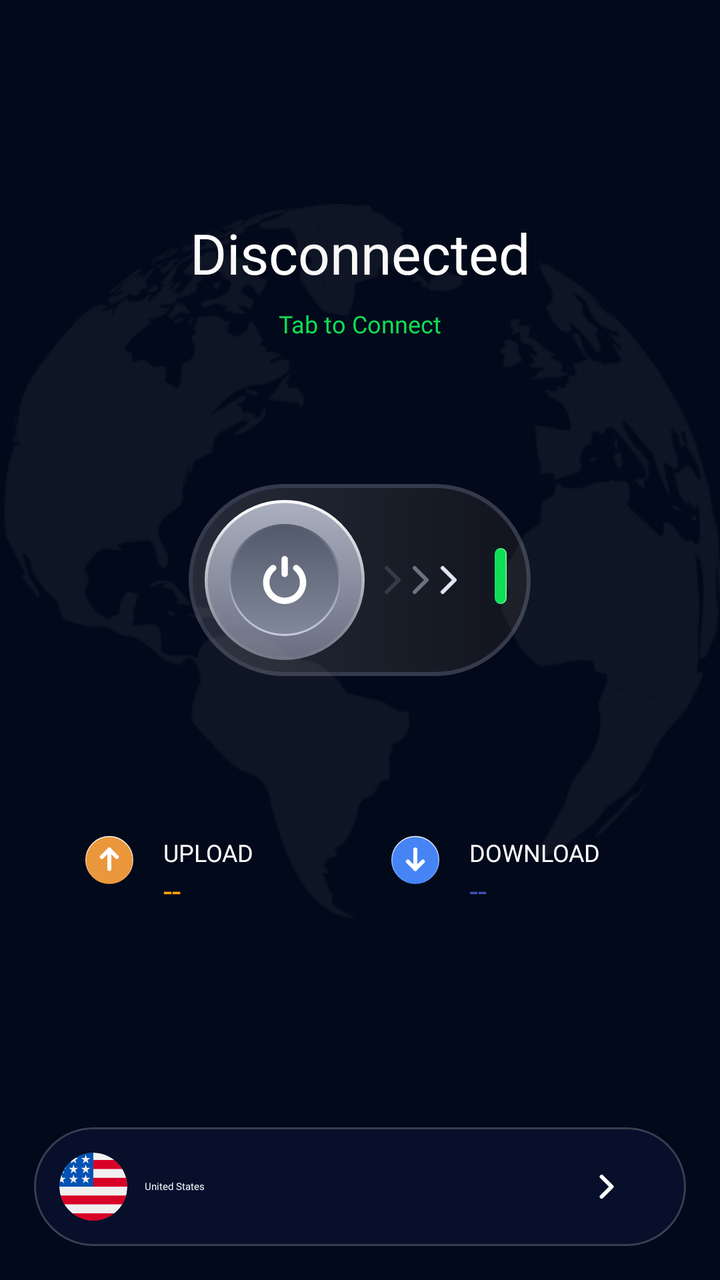
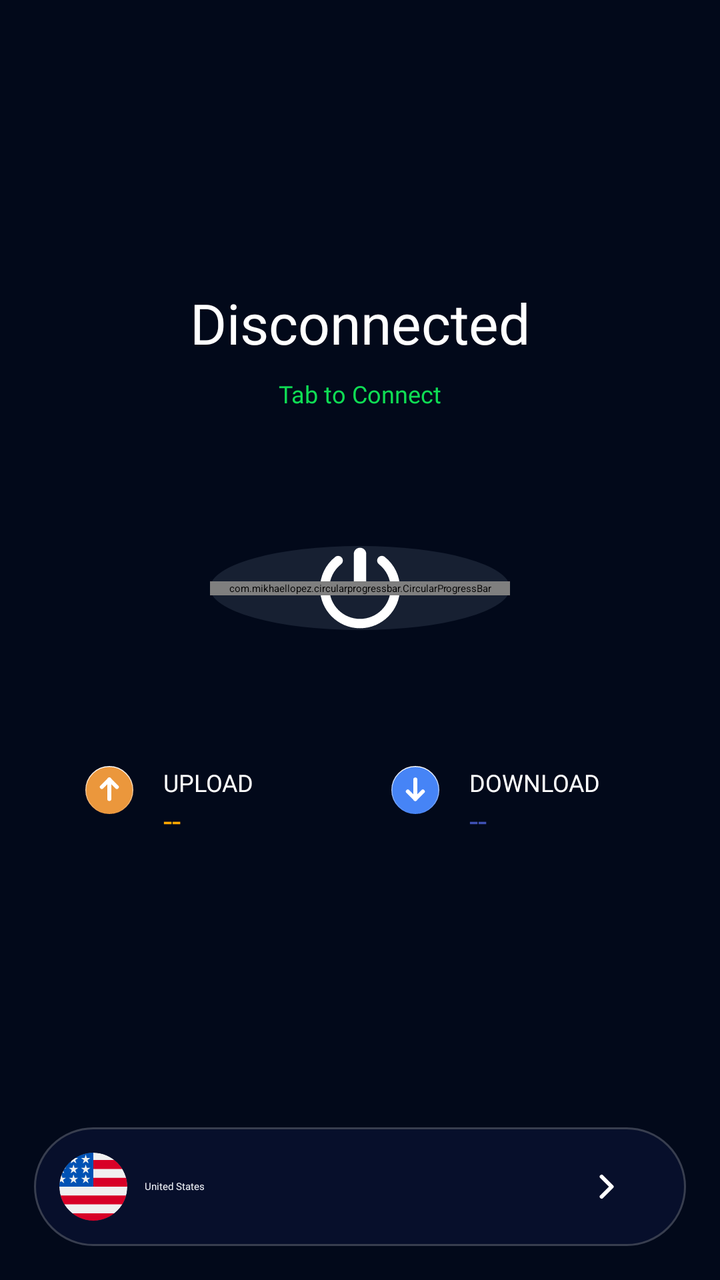

Screens rendered from an Android XML layout before and after an edit, with the pre-edit source and the edit as a unified diff.
<!-- AndroidManifest.xml: application theme Theme.SuperVPN.Splash -->
<!-- res/layout/fragment_home.xml -->
<?xml version="1.0" encoding="utf-8"?>
<androidx.constraintlayout.widget.ConstraintLayout xmlns:android="http://schemas.android.com/apk/res/android"
    xmlns:app="http://schemas.android.com/apk/res-auto"
    xmlns:tools="http://schemas.android.com/tools"
    android:layout_width="match_parent"
    android:layout_height="match_parent"
    android:background="#02091A"
    android:orientation="vertical"
    tools:context=".home.HomeFragment">

    <androidx.appcompat.widget.LinearLayoutCompat
        android:layout_width="match_parent"
        android:layout_height="0dp"
        android:gravity="center"
        android:orientation="vertical"
        app:layout_constraintBottom_toTopOf="@id/pnProxy"
        app:layout_constraintTop_toTopOf="parent">

        <androidx.appcompat.widget.AppCompatTextView
            android:id="@+id/connectTitle"
            android:layout_width="wrap_content"
            android:layout_height="wrap_content"
            android:layout_marginBottom="@dimen/size8"
            android:fontFamily="@font/inter_normal"
            android:text="@string/disconnected"
            android:textColor="#FFFFFFFF"
            android:textSize="28sp"
            android:visibility="visible" />

        <androidx.appcompat.widget.AppCompatTextView
            android:id="@+id/tvTime"
            android:layout_width="wrap_content"
            android:layout_height="wrap_content"
            android:layout_marginBottom="@dimen/size8"
            android:fontFamily="@font/inter_normal"
            android:text="@string/connected"
            android:textColor="#FFFFFFFF"
            android:textSize="28sp"
            android:visibility="gone" />

        <LinearLayout
            android:id="@+id/lnConnecting"
            android:layout_width="wrap_content"
            android:layout_height="wrap_content"
            android:layout_marginBottom="@dimen/margin_68"
            android:visibility="gone">

            <ProgressBar
                android:id="@+id/customProgressBar"
                style="?android:attr/spinnerStyle"
                android:layout_width="@dimen/size16"
                android:layout_height="@dimen/size16"
                android:layout_marginBottom="@dimen/size14"
                android:background="#00000000"
                android:indeterminate="false"
                android:indeterminateTint="#03C343"
                android:max="100"
                android:progress="50"
                android:progressDrawable="@drawable/progress_bar" />

            <androidx.appcompat.widget.AppCompatTextView
                android:layout_width="wrap_content"
                android:layout_height="wrap_content"
                android:layout_marginStart="@dimen/size8"
                android:fontFamily="@font/inter_normal"
                android:text="@string/connecting"
                android:textColor="#C4C9D9"
                android:textSize="12sp" />
        </LinearLayout>

        <LinearLayout
            android:id="@+id/lnConnected"
            android:layout_width="wrap_content"
            android:layout_height="wrap_content"
            android:layout_marginBottom="@dimen/margin_68"
            android:gravity="center_vertical"
            android:visibility="gone">

            <androidx.appcompat.widget.AppCompatImageView
                android:layout_width="@dimen/size16"
                android:layout_height="@dimen/size16"
                android:src="@drawable/ic_status_connected" />

            <androidx.appcompat.widget.AppCompatTextView
                android:layout_width="wrap_content"
                android:layout_height="wrap_content"
                android:layout_marginStart="@dimen/size8"
                android:fontFamily="@font/inter_normal"
                android:text="@string/private_internet"
                android:textColor="#0FDD54"
                android:textSize="12sp" />
        </LinearLayout>

        <LinearLayout
            android:id="@+id/lnDisconnecting"
            android:layout_width="wrap_content"
            android:layout_height="wrap_content"
            android:layout_marginBottom="@dimen/margin_68"
            android:gravity="center"
            android:visibility="gone">

            <ProgressBar
                android:id="@+id/progressLoadAds"
                android:layout_width="@dimen/size16"
                android:layout_height="@dimen/size16"
                android:layout_marginStart="@dimen/size3"
                android:indeterminateTint="#0FDD54"
                android:secondaryProgressTint="#0FDD54" />

            <androidx.appcompat.widget.AppCompatTextView
                android:layout_width="wrap_content"
                android:layout_height="wrap_content"
                android:layout_marginStart="@dimen/size8"
                android:text="@string/disconnecting"
                android:textColor="#C4C9D9"
                android:textSize="12sp" />
        </LinearLayout>

        <LinearLayout
            android:id="@+id/lnDisconnected"
            android:layout_width="wrap_content"
            android:layout_height="wrap_content"
            android:layout_marginBottom="@dimen/margin_68"
            android:gravity="center"
            android:visibility="visible">

            <androidx.appcompat.widget.AppCompatTextView
                android:layout_width="wrap_content"
                android:layout_height="wrap_content"
                android:text="@string/tap_to_connect"
                android:fontFamily="@font/inter_normal"
                android:textColor="#0FDD54"
                android:textSize="12sp" />
        </LinearLayout>

        <androidx.appcompat.widget.AppCompatImageView
            android:id="@+id/iv_connect"
            android:layout_width="wrap_content"
            android:layout_height="wrap_content"
            android:src="@drawable/ic_status_connection"
            app:layout_constraintBottom_toBottomOf="parent"
            app:layout_constraintEnd_toEndOf="parent"
            app:layout_constraintStart_toStartOf="parent"
            app:layout_constraintTop_toTopOf="parent" />

        <LinearLayout
            android:layout_width="match_parent"
            android:layout_height="wrap_content"
            android:layout_marginHorizontal="@dimen/size40"
            android:layout_marginTop="@dimen/margin_68">

            <androidx.appcompat.widget.AppCompatImageView
                android:layout_width="wrap_content"
                android:layout_height="wrap_content"
                android:src="@drawable/ic_upload_button" />

            <LinearLayout
                android:layout_width="wrap_content"
                android:layout_height="wrap_content"
                android:layout_marginStart="@dimen/size14"
                android:orientation="vertical">

                <androidx.appcompat.widget.AppCompatTextView
                    android:layout_width="wrap_content"
                    android:layout_height="wrap_content"
                    android:text="@string/upload"
                    android:fontFamily="@font/inter_normal"
                    android:textColor="#FFFFFFFF"
                    android:textSize="12sp" />

                <androidx.appcompat.widget.AppCompatTextView
                    android:id="@+id/tvTrafficUpload"
                    android:layout_width="wrap_content"
                    android:layout_height="wrap_content"
                    android:text="--"
                    android:textColor="#FFA900"
                    android:textSize="16sp" />
            </LinearLayout>

            <LinearLayout
                android:layout_width="0dp"
                android:layout_height="wrap_content"
                android:layout_weight="1" />

            <androidx.appcompat.widget.AppCompatImageView
                android:layout_width="wrap_content"
                android:layout_height="wrap_content"
                android:src="@drawable/ic_download_button" />

            <LinearLayout
                android:layout_width="wrap_content"
                android:layout_height="wrap_content"
                android:layout_marginStart="@dimen/size14"
                android:gravity="start"
                android:orientation="vertical">

                <androidx.appcompat.widget.AppCompatTextView
                    android:layout_width="wrap_content"
                    android:layout_height="wrap_content"
                    android:layout_marginEnd="@dimen/size16"
                    android:text="@string/download"
                    android:fontFamily="@font/inter_normal"
                    android:textColor="#FFFFFF"
                    android:textSize="12sp" />

                <androidx.appcompat.widget.AppCompatTextView
                    android:id="@+id/tvTrafficDownload"
                    android:layout_width="wrap_content"
                    android:layout_height="wrap_content"
                    android:text="--"
                    android:textColor="#3F51B5"
                    android:textSize="16sp" />
            </LinearLayout>
        </LinearLayout>

    </androidx.appcompat.widget.LinearLayoutCompat>
    <androidx.appcompat.widget.LinearLayoutCompat
        android:layout_width="match_parent"
        android:layout_height="0dp"
        android:background="@drawable/bg_earth"
        android:gravity="center"
        android:orientation="vertical"
        app:layout_constraintBottom_toTopOf="@id/pnProxy"
        app:layout_constraintDimensionRatio="H,1:1"
        app:layout_constraintTop_toTopOf="parent">

    </androidx.appcompat.widget.LinearLayoutCompat>

    <androidx.appcompat.widget.LinearLayoutCompat
        android:id="@+id/pnProxy"
        android:layout_width="match_parent"
        android:layout_height="wrap_content"
        android:layout_marginHorizontal="@dimen/size16"
        android:layout_marginBottom="@dimen/size16"
        android:orientation="vertical"
        app:layout_constraintBottom_toBottomOf="parent">

        <androidx.appcompat.widget.LinearLayoutCompat
            android:id="@+id/pn_select_proxy"
            android:layout_width="match_parent"
            android:layout_height="wrap_content"
            android:background="@drawable/bg_setting_pro2"
            android:gravity="center"
            android:orientation="horizontal"
            android:padding="@dimen/size12">

            <com.google.android.material.imageview.ShapeableImageView
                android:id="@+id/ivFlag"
                android:layout_width="@dimen/size32"
                android:layout_height="@dimen/size32"
                android:src="@drawable/flag_us"
                android:scaleType="centerCrop"
                app:shapeAppearanceOverlay="@style/CircleImageView" />







            <androidx.appcompat.widget.LinearLayoutCompat
                android:layout_width="0dp"
                android:layout_height="wrap_content"
                android:layout_weight="1"
                android:orientation="vertical">

                <androidx.appcompat.widget.AppCompatTextView
                    android:id="@+id/tvProxyLocation"
                    android:layout_width="match_parent"
                    android:layout_height="wrap_content"
                    android:layout_marginStart="@dimen/size8"
                    android:fontFamily="@font/inter_bold"
                    android:text="United States"
                    android:textColor="#ECEFF5"/>

                <androidx.appcompat.widget.AppCompatTextView
                    android:id="@+id/tvProxyIp"
                    android:layout_width="match_parent"
                    android:layout_height="wrap_content"
                    android:layout_marginStart="@dimen/size8"
                    android:fontFamily="@font/inter_normal"
                    android:gravity="center_vertical"
                    android:text="103.23.23.123"
                    android:textColor="#767C8A"
                    android:textSize="@dimen/text_normal"
                    android:visibility="gone"/>
            </androidx.appcompat.widget.LinearLayoutCompat>


            <androidx.appcompat.widget.AppCompatImageView
                android:id="@+id/ivSelectProxy"
                android:layout_width="wrap_content"
                android:layout_height="wrap_content"
                android:layout_marginLeft="@dimen/size16"
                android:layout_marginRight="@dimen/size16"
                android:src="@drawable/ic_next_arrow" />

        </androidx.appcompat.widget.LinearLayoutCompat>

    </androidx.appcompat.widget.LinearLayoutCompat>
</androidx.constraintlayout.widget.ConstraintLayout>
<!-- resources referenced by this layout -->
<resources>
  <dimen name="margin_68">68dp</dimen>
  <dimen name="size12">12.8dp</dimen>
  <dimen name="size14">14.9333dp</dimen>
  <dimen name="size16">17.0667dp</dimen>
  <dimen name="size3">3.2dp</dimen>
  <dimen name="size32">34.1333dp</dimen>
  <dimen name="size40">42.6667dp</dimen>
  <dimen name="size8">8.5333dp</dimen>
  <dimen name="text_normal">14sp</dimen>
  <!-- drawable bg_setting_pro2 (drawable) -->
  <?xml version="1.0" encoding="utf-8"?>
  <layer-list xmlns:android="http://schemas.android.com/apk/res/android">
      <item>
          <shape xmlns:android="http://schemas.android.com/apk/res/android"
              android:shape="rectangle">
              <solid android:color="#23283699" />
              <corners
                  android:radius="@dimen/size100"/>
              <stroke
                  android:width="@dimen/size1"
                  android:color="#383E4F"/>
          </shape>
      </item>
  </layer-list>
  <!-- drawable ic_next_arrow (drawable) -->
  <vector xmlns:android="http://schemas.android.com/apk/res/android"
      android:width="20dp"
      android:height="20dp"
      android:viewportWidth="20"
      android:viewportHeight="20">
    <path
        android:pathData="M7.5,15L12.5,10L7.5,5"
        android:strokeLineJoin="round"
        android:strokeWidth="2"
        android:fillColor="#00000000"
        android:strokeColor="#ffffff"
        android:strokeLineCap="round"/>
  </vector>
  <!-- drawable ic_status_connection (drawable) -->
  <?xml version="1.0" encoding="utf-8"?>
  <selector xmlns:android="http://schemas.android.com/apk/res/android">
    <item android:state_selected="true" android:drawable="@drawable/ic_connect"/>
    <item android:state_selected="false" android:drawable="@drawable/ic_disconnect"/>
  </selector>
  <string name="connected">Connected</string>
  <string name="connecting">Connecting…</string>
  <string name="disconnected">Disconnected</string>
  <string name="disconnecting">Disconnecting…</string>
  <string name="download">DOWNLOAD</string>
  <string name="private_internet">Private internet</string>
  <string name="tap_to_connect">Tab to Connect</string>
  <string name="upload">UPLOAD</string>
  <style name="CircleImageView" parent="">
          <item name="cornerFamily">rounded</item>
          <item name="cornerSize">50%</item>
      </style>
  <dimen name="size100">106.6667dp</dimen>
  <dimen name="size1">1.0667dp</dimen>
  <!-- drawable ic_connect: vector/xml drawable (drawable, 4783 chars, omitted) -->
  <!-- drawable ic_disconnect: vector/xml drawable (drawable, 5095 chars, omitted) -->
  <color name="white">#FFFFFFFF</color>
  <dimen name="size20">21.3333dp</dimen>
  <color name="green_1">#03C343</color>
  <!-- unchanged entries left out for length: 7 -->
</resources>

<!-- the commit's change to res/layout/fragment_home.xml (unified diff, before → after) -->
@@ -127,21 +127,45 @@
             <androidx.appcompat.widget.AppCompatTextView
                 android:layout_width="wrap_content"
                 android:layout_height="wrap_content"
+                android:fontFamily="@font/inter_normal"
                 android:text="@string/tap_to_connect"
-                android:fontFamily="@font/inter_normal"
                 android:textColor="#0FDD54"
                 android:textSize="12sp" />
         </LinearLayout>
 
-        <androidx.appcompat.widget.AppCompatImageView
-            android:id="@+id/iv_connect"
-            android:layout_width="wrap_content"
-            android:layout_height="wrap_content"
-            android:src="@drawable/ic_status_connection"
-            app:layout_constraintBottom_toBottomOf="parent"
-            app:layout_constraintEnd_toEndOf="parent"
-            app:layout_constraintStart_toStartOf="parent"
-            app:layout_constraintTop_toTopOf="parent" />
+        <androidx.constraintlayout.widget.ConstraintLayout
+            android:layout_width="wrap_content"
+            android:layout_height="wrap_content"
+            android:background="@drawable/bg_round">
+
+            <androidx.appcompat.widget.AppCompatImageView
+                android:layout_width="wrap_content"
+                android:layout_height="wrap_content"
+                android:src="@drawable/turn_on"
+                app:layout_constraintBottom_toBottomOf="parent"
+                app:layout_constraintEnd_toEndOf="parent"
+                app:layout_constraintStart_toStartOf="parent"
+                app:layout_constraintTop_toTopOf="parent" />
+
+            <com.mikhaellopez.circularprogressbar.CircularProgressBar
+                android:id="@+id/iv_connect"
+                android:layout_width="150dp"
+                android:layout_height="wrap_content"
+                app:cpb_background_progressbar_color="#646B80"
+                app:cpb_background_progressbar_color_direction="left_to_right"
+                app:cpb_background_progressbar_width="10dp"
+                app:cpb_indeterminate_mode="false"
+                app:cpb_progress_direction="to_right"
+                app:cpb_progressbar_color="#03C343"
+                app:cpb_progressbar_color_direction="right_to_left"
+                app:cpb_progressbar_width="10dp"
+                app:cpb_round_border="true"
+                app:layout_constraintBottom_toBottomOf="parent"
+                app:layout_constraintEnd_toEndOf="parent"
+                app:layout_constraintStart_toStartOf="parent"
+                app:layout_constraintTop_toTopOf="parent" />
+        </androidx.constraintlayout.widget.ConstraintLayout>
+
 
         <LinearLayout
             android:layout_width="match_parent"
@@ -163,8 +187,8 @@
                 <androidx.appcompat.widget.AppCompatTextView
                     android:layout_width="wrap_content"
                     android:layout_height="wrap_content"
+                    android:fontFamily="@font/inter_normal"
                     android:text="@string/upload"
-                    android:fontFamily="@font/inter_normal"
                     android:textColor="#FFFFFFFF"
                     android:textSize="12sp" />
 
@@ -198,8 +222,8 @@
                     android:layout_width="wrap_content"
                     android:layout_height="wrap_content"
                     android:layout_marginEnd="@dimen/size16"
+                    android:fontFamily="@font/inter_normal"
                     android:text="@string/download"
-                    android:fontFamily="@font/inter_normal"
                     android:textColor="#FFFFFF"
                     android:textSize="12sp" />
 
@@ -213,16 +237,14 @@
             </LinearLayout>
         </LinearLayout>
 
-    </androidx.appcompat.widget.LinearLayoutCompat>
-    <androidx.appcompat.widget.LinearLayoutCompat
-        android:layout_width="match_parent"
-        android:layout_height="0dp"
-        android:background="@drawable/bg_earth"
-        android:gravity="center"
-        android:orientation="vertical"
-        app:layout_constraintBottom_toTopOf="@id/pnProxy"
-        app:layout_constraintDimensionRatio="H,1:1"
-        app:layout_constraintTop_toTopOf="parent">
+        <androidx.appcompat.widget.LinearLayoutCompat
+            android:layout_width="match_parent"
+            android:layout_height="0dp"
+            android:background="@drawable/bg_earth"
+            android:gravity="center"
+            android:orientation="vertical">
+
+        </androidx.appcompat.widget.LinearLayoutCompat>
 
     </androidx.appcompat.widget.LinearLayoutCompat>
 
@@ -248,15 +270,15 @@
                 android:id="@+id/ivFlag"
                 android:layout_width="@dimen/size32"
                 android:layout_height="@dimen/size32"
+                android:scaleType="centerCrop"
                 android:src="@drawable/flag_us"
-                android:scaleType="centerCrop"
                 app:shapeAppearanceOverlay="@style/CircleImageView" />
 
-
-
-
-
-
+            
+            
+            
+            
+            
 
             <androidx.appcompat.widget.LinearLayoutCompat
                 android:layout_width="0dp"
@@ -271,7 +293,7 @@
                     android:layout_marginStart="@dimen/size8"
                     android:fontFamily="@font/inter_bold"
                     android:text="United States"
-                    android:textColor="#ECEFF5"/>
+                    android:textColor="#ECEFF5" />
 
                 <androidx.appcompat.widget.AppCompatTextView
                     android:id="@+id/tvProxyIp"
@@ -283,7 +305,7 @@
                     android:text="103.23.23.123"
                     android:textColor="#767C8A"
                     android:textSize="@dimen/text_normal"
-                    android:visibility="gone"/>
+                    android:visibility="gone" />
             </androidx.appcompat.widget.LinearLayoutCompat>
 
 
<!-- resource entries referenced after the edit -->
@@ -9,6 +9,13 @@
   <dimen name="size40">42.6667dp</dimen>
   <dimen name="size8">8.5333dp</dimen>
   <dimen name="text_normal">14sp</dimen>
+  <!-- drawable bg_round (drawable) -->
+  <?xml version="1.0" encoding="utf-8"?>
+  <shape xmlns:android="http://schemas.android.com/apk/res/android"
+      android:shape="oval">
+      <solid android:color="@color/itemBackground" />
+      <corners android:radius="@dimen/size12" />
+  </shape>
   <!-- drawable bg_setting_pro2 (drawable) -->
   <?xml version="1.0" encoding="utf-8"?>
   <layer-list xmlns:android="http://schemas.android.com/apk/res/android">
@@ -38,12 +45,16 @@
         android:strokeColor="#ffffff"
         android:strokeLineCap="round"/>
   </vector>
-  <!-- drawable ic_status_connection (drawable) -->
-  <?xml version="1.0" encoding="utf-8"?>
-  <selector xmlns:android="http://schemas.android.com/apk/res/android">
-    <item android:state_selected="true" android:drawable="@drawable/ic_connect"/>
-    <item android:state_selected="false" android:drawable="@drawable/ic_disconnect"/>
-  </selector>
+  <!-- drawable turn_on (drawable) -->
+  <vector xmlns:android="http://schemas.android.com/apk/res/android"
+      android:width="40dp"
+      android:height="42dp"
+      android:viewportWidth="40"
+      android:viewportHeight="42">
+    <path
+        android:pathData="M16.882,19.586V3.99C16.882,2.269 18.28,0.871 20.001,0.871C21.722,0.871 23.12,2.269 23.12,3.99V19.586C23.12,21.307 21.722,22.705 20.001,22.705C18.28,22.705 16.882,21.307 16.882,19.586ZM32.365,5.445C31.355,4.644 29.88,4.82 29.08,5.832C28.28,6.846 28.454,8.317 29.468,9.119C33.179,12.046 35.306,16.429 35.306,21.147C35.306,29.585 28.439,36.451 20.003,36.451C11.564,36.451 4.698,29.585 4.698,21.147C4.698,16.431 6.823,12.049 10.531,9.124C11.545,8.324 11.719,6.853 10.918,5.837C10.118,4.823 8.649,4.651 7.632,5.45C2.793,9.268 0.019,14.989 0.019,21.147C0.019,32.166 8.984,41.129 20.001,41.129C31.018,41.129 39.983,32.164 39.983,21.147C39.983,14.986 37.206,9.264 32.365,5.445Z"
+        android:fillColor="#ffffff"/>
+  </vector>
   <string name="connected">Connected</string>
   <string name="connecting">Connecting…</string>
   <string name="disconnected">Disconnected</string>
@@ -56,10 +67,9 @@
           <item name="cornerFamily">rounded</item>
           <item name="cornerSize">50%</item>
       </style>
+  <color name="itemBackground">#172032</color>
   <dimen name="size100">106.6667dp</dimen>
   <dimen name="size1">1.0667dp</dimen>
-  <!-- drawable ic_connect: vector/xml drawable (drawable, 4783 chars, omitted) -->
-  <!-- drawable ic_disconnect: vector/xml drawable (drawable, 5095 chars, omitted) -->
   <color name="white">#FFFFFFFF</color>
   <dimen name="size20">21.3333dp</dimen>
   <color name="green_1">#03C343</color>
